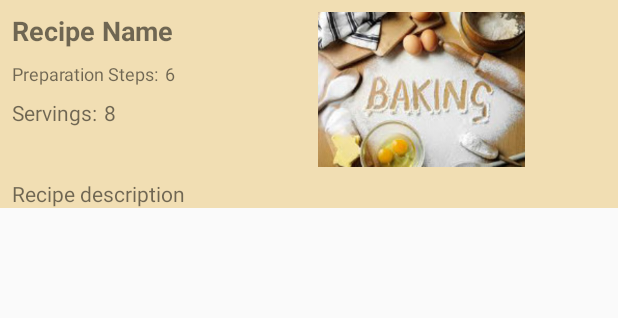
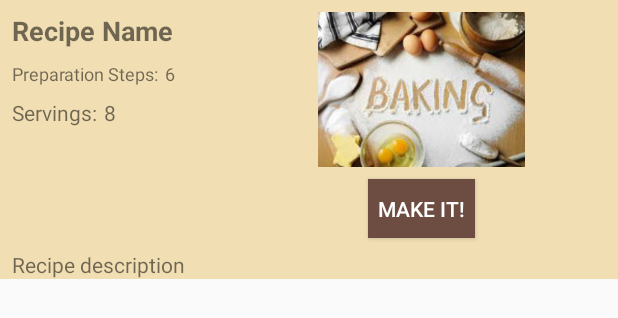
Before and after one commit to chipk215/Bake, an Android app: the layout fragment_recipe_detail.xml on its own in the app's theme, with its tools: preview values and no code run, on a phone screen of 412 x 824 dp. Shown: the top 318 px of the screen. Run offline under Robolectric (Android 15) with nearby library versions, the phone set to English and light mode, and no system bars.

Commit message:
Moving make it button to recipe detail fragment

```diff
--- a/app/build.gradle
+++ b/app/build.gradle
@@ -20,6 +20,8 @@ android {
     dataBinding {
         enabled = true
     }
+
+
 }
 
 dependencies {
--- a/app/src/main/java/com/keyeswest/bake/MainActivity.java
+++ b/app/src/main/java/com/keyeswest/bake/MainActivity.java
@@ -6,9 +6,7 @@ import android.support.annotation.Nullable;
 import android.support.v4.app.FragmentManager;
 import android.support.v7.app.AppCompatActivity;
 import android.os.Bundle;
-import android.util.Log;
 import android.view.View;
-import android.widget.LinearLayout;
 
 import com.keyeswest.bake.fragments.IngredientListFragment;
 import com.keyeswest.bake.fragments.MasterListFragment;
@@ -69,7 +67,7 @@ public class MainActivity extends AppCompatActivity implements MasterListFragmen
 
             IngredientListFragment ingredientsFragment =
                     IngredientListFragment.newInstance(mRecipe.getIngredients(),
-                            mRecipe.getIngredientRecipeHash());
+                            mRecipe.getSharedPreferencesIngredientFileName());
             if (fragmentManager.findFragmentById(R.id.detail_container) == null){
                 // fragments have not been loaded
 
--- a/app/src/main/java/com/keyeswest/bake/RecipeDetailActivity.java
+++ b/app/src/main/java/com/keyeswest/bake/RecipeDetailActivity.java
@@ -39,7 +39,7 @@ public class RecipeDetailActivity extends AppCompatActivity {
 
             IngredientListFragment ingredientsFragment =
                     IngredientListFragment.newInstance(mRecipe.getIngredients(),
-                            mRecipe.getIngredientRecipeHash());
+                            mRecipe.getSharedPreferencesIngredientFileName());
 
             FragmentManager fragmentManager = getSupportFragmentManager();
             fragmentManager.beginTransaction()
--- a/app/src/main/java/com/keyeswest/bake/models/Recipe.java
+++ b/app/src/main/java/com/keyeswest/bake/models/Recipe.java
@@ -78,7 +78,6 @@ public class Recipe implements Parcelable{
     }
 
 
-
     private Drawable thumbnail;
 
     public List<Ingredient> getIngredients ()
@@ -148,7 +147,8 @@ public class Recipe implements Parcelable{
         mDescription = description;
     }
 
-    public String getIngredientRecipeHash(){
+    // Used as a Shared Preferences fileName
+    public String getSharedPreferencesIngredientFileName(){
         return "R_Ingredient_" + Integer.toString(getId()) ;
     }
 
--- a/app/src/main/res/layout/fragment_recipe_detail.xml
+++ b/app/src/main/res/layout/fragment_recipe_detail.xml
@@ -104,7 +104,21 @@
             android:text="@{recipe.getDescription()}"
             app:layout_constraintEnd_toEndOf="parent"
             app:layout_constraintStart_toStartOf="parent"
-            app:layout_constraintTop_toBottomOf="@+id/recipe_image_view"
+            app:layout_constraintTop_toBottomOf="@+id/make_it_btn"
             tools:text="Recipe description" />
+
+        <Button
+            android:id="@+id/make_it_btn"
+            android:layout_width="71dp"
+            android:layout_height="39dp"
+            android:layout_marginEnd="8dp"
+            android:layout_marginStart="8dp"
+            android:layout_marginTop="8dp"
+            android:background="@color/colorPrimary"
+            android:text="@string/make_it"
+            android:textColor="@color/cardview_light_background"
+            app:layout_constraintEnd_toEndOf="parent"
+            app:layout_constraintStart_toStartOf="@+id/guideline2"
+            app:layout_constraintTop_toBottomOf="@+id/recipe_image_view" />
     </android.support.constraint.ConstraintLayout>
 </layout>
```
Also changed, not shown: app/src/main/java/com/keyeswest/bake/fragments/IngredientListFragment.java (+11 -14 lines), app/src/main/java/com/keyeswest/bake/fragments/RecipeDetailFragment.java (+24 -0 lines), app/src/main/java/com/keyeswest/bake/fragments/StepsFragment.java (+7 -9 lines), app/src/main/res/layout/fragment_ingredient_list.xml (+0 -13 lines).
